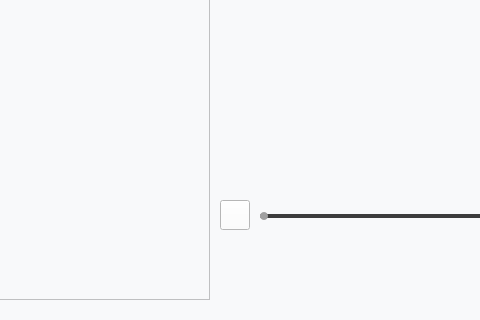
This is MusicVisualization/src/View/DisplayVideos/DisplayVideosWindow.ui in MohanChi/MusicVisualization as Qt 5 draws it before an edit; both pictures show x 170 to 650 and y 240 to 560 of the 1000 by 560 pixel window. The edited form follows.
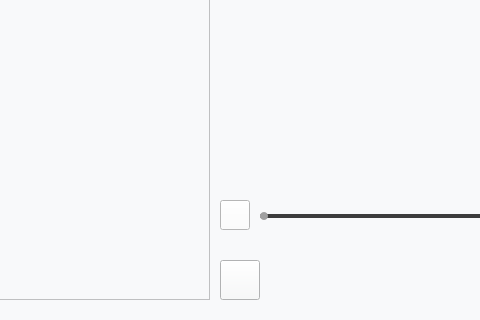
This is the edited form. Custom widgets are drawn as their Qt base class.

Commit message: add 'delete' function on display and continue page

Diff of the .ui file:
```diff
--- a/MusicVisualization/src/View/DisplayVideos/DisplayVideosWindow.ui
+++ b/MusicVisualization/src/View/DisplayVideos/DisplayVideosWindow.ui
@@ -194,6 +194,25 @@
    <property name="styleSheet">
     <string notr="true">background-color: rgb(248, 249, 250);</string>
    </property>
+   <widget class="ResPushButton" name="btn_delete">
+    <property name="geometry">
+     <rect>
+      <x>390</x>
+      <y>500</y>
+      <width>40</width>
+      <height>40</height>
+     </rect>
+    </property>
+    <property name="text">
+     <string/>
+    </property>
+    <property name="iconSize">
+     <size>
+      <width>40</width>
+      <height>40</height>
+     </size>
+    </property>
+   </widget>
   </widget>
   <zorder>widget</zorder>
   <zorder>verticalLayoutWidget</zorder>
```
The commit also changes 10 other files.
